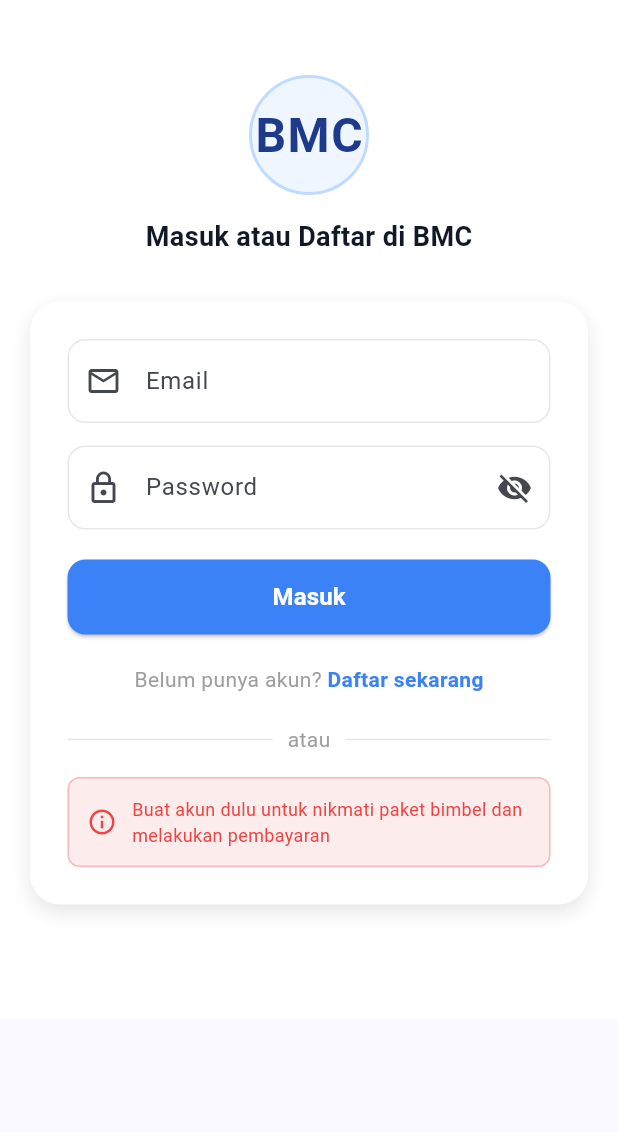
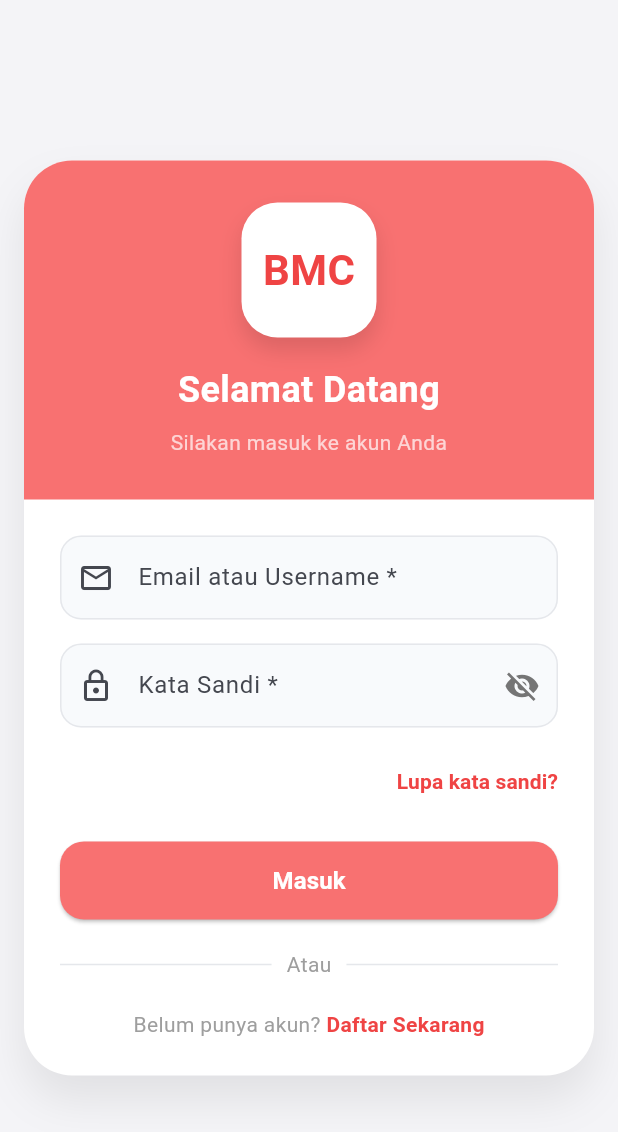
Before and after one commit to ramadhani1s/bmcgoapp, a Flutter app: the LoginScreen screen opened by its route, on a phone screen of 412 x 824 dp. Shown: the top 1132 px of the screen. Run offline on Flutter 3.47's test engine with Material 3 defaults, Android fonts, the phone set to English and light mode, and no system bars.

Commit message:
Update login_screen.dart

```diff
--- a/frontend_mobile_bmc/lib/screens/auth/login_screen.dart
+++ b/frontend_mobile_bmc/lib/screens/auth/login_screen.dart
@@ -82,119 +82,133 @@ class _LoginScreenState extends State<LoginScreen> {
     }
   }
 
+  InputDecoration _inputDecoration(String label, IconData icon) {
+    return InputDecoration(
+      labelText: label,
+      prefixIcon: Icon(icon),
+      border: OutlineInputBorder(
+        borderRadius: BorderRadius.circular(14),
+      ),
+      enabledBorder: OutlineInputBorder(
+        borderRadius: BorderRadius.circular(14),
+        borderSide: const BorderSide(color: Color(0xFFE5E7EB)),
+      ),
+      filled: true,
+      fillColor: const Color(0xFFF8FAFC),
+    );
+  }
+
   @override
   Widget build(BuildContext context) {
     return Scaffold(
-      body: SingleChildScrollView(
-        child: Container(
-          color: Colors.white,
-          child: Column(
-            children: [
-              // Header dengan logo
-              Padding(
-                padding: const EdgeInsets.only(top: 50, bottom: 30),
+      backgroundColor: const Color(0xFFF4F4F7),
+      body: SafeArea(
+        child: Center(
+          child: SingleChildScrollView(
+            padding: const EdgeInsets.symmetric(horizontal: 16, vertical: 24),
             child: Column(
               children: [
                 Container(
-                      width: 80,
-                      height: 80,
+                  width: double.infinity,
                   decoration: BoxDecoration(
-                        shape: BoxShape.circle,
-                        color: const Color(0xFFEFF6FF),
-                        border: Border.all(
-                          color: const Color(0xFFBFDBFE),
-                          width: 2,
+                    color: Colors.white,
+                    borderRadius: BorderRadius.circular(32),
+                    boxShadow: [
+                      const BoxShadow(
+                        color: Color.fromRGBO(0, 0, 0, 0.08),
+                        blurRadius: 24,
+                        offset: Offset(0, 16),
                       ),
+                    ],
+                  ),
+                  child: Column(
+                    crossAxisAlignment: CrossAxisAlignment.stretch,
+                    children: [
+                      Container(
+                        padding: const EdgeInsets.symmetric(horizontal: 24, vertical: 28),
+                        decoration: const BoxDecoration(
+                          color: Color(0xFFF87171),
+                          borderRadius: BorderRadius.vertical(top: Radius.circular(32)),
+                        ),
+                        child: Column(
+                          children: [
+                            Container(
+                              width: 90,
+                              height: 90,
+                              decoration: BoxDecoration(
+                                color: Colors.white,
+                                borderRadius: BorderRadius.circular(24),
+                                boxShadow: [
+                                  const BoxShadow(
+                                    color: Color.fromRGBO(0, 0, 0, 0.12),
+                                    blurRadius: 12,
+                                    offset: Offset(0, 8),
+                                  ),
+                                ],
                               ),
                               child: const Center(
                                 child: Text(
                                   'BMC',
                                   style: TextStyle(
-                            color: Color(0xFF1E3A8A),
-                            fontSize: 32,
+                                    color: Color(0xFFEF4444),
+                                    fontSize: 28,
                                     fontWeight: FontWeight.bold,
-                            letterSpacing: 1,
                                   ),
                                 ),
                               ),
                             ),
-                    const SizedBox(height: 15),
+                            const SizedBox(height: 18),
                             const Text(
-                      'Masuk atau Daftar di BMC',
+                              'Selamat Datang',
+                              textAlign: TextAlign.center,
                               style: TextStyle(
-                        color: Color(0xFF111827),
-                        fontSize: 18,
-                        fontWeight: FontWeight.w600,
+                                color: Colors.white,
+                                fontSize: 24,
+                                fontWeight: FontWeight.bold,
+                              ),
+                            ),
+                            const SizedBox(height: 8),
+                            const Text(
+                              'Silakan masuk ke akun Anda',
+                              textAlign: TextAlign.center,
+                              style: TextStyle(
+                                color: Colors.white70,
+                                fontSize: 14,
                               ),
                             ),
                           ],
                         ),
                       ),
-
-              // Login form card
-              Container(
-                margin: const EdgeInsets.symmetric(horizontal: 20),
-                padding: const EdgeInsets.all(25),
-                decoration: BoxDecoration(
-                  color: Colors.white,
-                  borderRadius: BorderRadius.circular(20),
-                  boxShadow: [
-                    BoxShadow(
-                      color: Colors.black.withOpacity(0.1),
-                      blurRadius: 10,
-                      offset: const Offset(0, 5),
-                    ),
-                  ],
-                ),
+                      Padding(
+                        padding: const EdgeInsets.symmetric(horizontal: 24, vertical: 24),
                         child: Form(
                           key: _formKey,
                           child: Column(
-                    crossAxisAlignment: CrossAxisAlignment.start,
+                            crossAxisAlignment: CrossAxisAlignment.stretch,
                             children: [
-                      // Email field
                               TextFormField(
                                 controller: _emailController,
                                 keyboardType: TextInputType.emailAddress,
-                        decoration: InputDecoration(
-                          labelText: 'Email',
-                          hintText: 'Masukkan email anda',
-                          prefixIcon: const Icon(Icons.email_outlined),
-                          border: OutlineInputBorder(
-                            borderRadius: BorderRadius.circular(12),
-                          ),
-                          enabledBorder: OutlineInputBorder(
-                            borderRadius: BorderRadius.circular(12),
-                            borderSide: const BorderSide(
-                              color: Color(0xFFE5E7EB),
-                            ),
-                          ),
+                                decoration: _inputDecoration('Email atau Username *', Icons.email_outlined).copyWith(
+                                  hintText: 'Masukkan email atau username',
                                 ),
                                 validator: (value) {
                                   if (value?.isEmpty ?? true) {
-                            return 'Email tidak boleh kosong';
-                          }
-                          if (!value!.contains('@')) {
-                            return 'Format email tidak valid';
+                                    return 'Email atau username tidak boleh kosong';
                                   }
                                   return null;
                                 },
                               ),
-
-                      const SizedBox(height: 15),
-
-                      // Password field
+                              const SizedBox(height: 16),
                               TextFormField(
                                 controller: _passwordController,
                                 obscureText: !_isPasswordVisible,
-                        decoration: InputDecoration(
-                          labelText: 'Password',
-                          hintText: 'Masukkan password anda',
-                          prefixIcon: const Icon(Icons.lock_outline),
+                                decoration: _inputDecoration('Kata Sandi *', Icons.lock_outline).copyWith(
+                                  hintText: 'Masukkan kata sandi',
                                   suffixIcon: IconButton(
                                     icon: Icon(
-                              _isPasswordVisible
-                                  ? Icons.visibility
-                                  : Icons.visibility_off,
+                                      _isPasswordVisible ? Icons.visibility : Icons.visibility_off,
+                                      color: Colors.grey.shade600,
                                     ),
                                     onPressed: () {
                                       setState(() {
@@ -202,19 +216,10 @@ class _LoginScreenState extends State<LoginScreen> {
                                       });
                                     },
                                   ),
-                          border: OutlineInputBorder(
-                            borderRadius: BorderRadius.circular(12),
-                          ),
-                          enabledBorder: OutlineInputBorder(
-                            borderRadius: BorderRadius.circular(12),
-                            borderSide: const BorderSide(
-                              color: Color(0xFFE5E7EB),
-                            ),
-                          ),
                                 ),
                                 validator: (value) {
                                   if (value?.isEmpty ?? true) {
-                            return 'Password tidak boleh kosong';
+                                    return 'Kata sandi tidak boleh kosong';
                                   }
                                   if (value!.length < 6) {
                                     return 'Password minimal 6 karakter';
@@ -222,32 +227,39 @@ class _LoginScreenState extends State<LoginScreen> {
                                   return null;
                                 },
                               ),
-
-                      const SizedBox(height: 20),
-
-                      // Login button
+                              const SizedBox(height: 12),
+                              Align(
+                                alignment: Alignment.centerRight,
+                                child: TextButton(
+                                  onPressed: () {
+                                    // TODO: add forgot password navigation
+                                  },
+                                  style: TextButton.styleFrom(
+                                    padding: EdgeInsets.zero,
+                                    minimumSize: const Size(50, 30),
+                                  ),
+                                  child: const Text(
+                                    'Lupa kata sandi?',
+                                    style: TextStyle(
+                                      color: Color(0xFFEF4444),
+                                      fontWeight: FontWeight.w600,
+                                    ),
+                                  ),
+                                ),
+                              ),
+                              const SizedBox(height: 16),
                               SizedBox(
-                        width: double.infinity,
-                        height: 50,
+                                height: 52,
                                 child: ElevatedButton(
                                   onPressed: _isLoading ? null : _handleLogin,
                                   style: ElevatedButton.styleFrom(
-                            backgroundColor: const Color(0xFF3B82F6),
+                                    backgroundColor: const Color(0xFFF87171),
                                     shape: RoundedRectangleBorder(
-                              borderRadius: BorderRadius.circular(12),
+                                      borderRadius: BorderRadius.circular(16),
                                     ),
-                            disabledBackgroundColor:
-                                const Color(0xFF3B82F6).withOpacity(0.5),
                                   ),
                                   child: _isLoading
-                              ? const SizedBox(
-                                  height: 20,
-                                  width: 20,
-                                  child: CircularProgressIndicator(
-                                    color: Colors.white,
-                                    strokeWidth: 2,
-                                  ),
-                                )
+                                      ? const CircularProgressIndicator(color: Colors.white)
                                       : const Text(
                                           'Masuk',
                                           style: TextStyle(
@@ -258,10 +270,21 @@ class _LoginScreenState extends State<LoginScreen> {
                                         ),
                                 ),
                               ),
-
                               const SizedBox(height: 20),
-
-                      // Signup link
+                              Row(
+                                children: const [
+                                  Expanded(child: Divider(color: Color(0xFFE5E7EB))),
+                                  Padding(
+                                    padding: EdgeInsets.symmetric(horizontal: 10),
+                                    child: Text(
+                                      'Atau',
+                                      style: TextStyle(color: Colors.grey),
+                                    ),
+                                  ),
+                                  Expanded(child: Divider(color: Color(0xFFE5E7EB))),
+                                ],
+                              ),
+                              const SizedBox(height: 20),
                               Center(
                                 child: Wrap(
                                   crossAxisAlignment: WrapCrossAlignment.center,
@@ -275,64 +298,10 @@ class _LoginScreenState extends State<LoginScreen> {
                                         Navigator.of(context).pushReplacementNamed('/register');
                                       },
                                       child: const Text(
-                                'Daftar sekarang',
-                                style: TextStyle(
-                                  color: Color(0xFF3B82F6),
-                                  fontWeight: FontWeight.w600,
-                                ),
-                              ),
-                            ),
-                          ],
-                        ),
-                      ),
-
-                      const SizedBox(height: 20),
-
-                      // Divider
-                      const Row(
-                        children: [
-                          Expanded(
-                            child: Divider(color: Color(0xFFE5E7EB)),
-                          ),
-                          Padding(
-                            padding: EdgeInsets.symmetric(horizontal: 10),
-                            child: Text(
-                              'atau',
-                              style: TextStyle(color: Colors.grey),
-                            ),
-                          ),
-                          Expanded(
-                            child: Divider(color: Color(0xFFE5E7EB)),
-                          ),
-                        ],
-                      ),
-
-                      const SizedBox(height: 15),
-
-                      // Info box
-                      Container(
-                        padding: const EdgeInsets.all(12),
-                        decoration: BoxDecoration(
-                          color: const Color(0xFFEF4444).withOpacity(0.1),
-                          borderRadius: BorderRadius.circular(8),
-                          border: Border.all(
-                            color: const Color(0xFFEF4444).withOpacity(0.3),
-                          ),
-                        ),
-                        child: const Row(
-                          children: [
-                            Icon(
-                              Icons.info_outline,
-                              color: Color(0xFFEF4444),
-                              size: 20,
-                            ),
-                            SizedBox(width: 10),
-                            Expanded(
-                              child: Text(
-                                'Buat akun dulu untuk nikmati paket bimbel dan melakukan pembayaran',
+                                        'Daftar Sekarang',
                                         style: TextStyle(
                                           color: Color(0xFFEF4444),
-                                  fontSize: 12,
+                                          fontWeight: FontWeight.w700,
                                         ),
                                       ),
                                     ),
@@ -343,23 +312,14 @@ class _LoginScreenState extends State<LoginScreen> {
                           ),
                         ),
                       ),
-
-              const SizedBox(height: 40),
-
-              // Footer
-              Padding(
-                padding: const EdgeInsets.only(bottom: 20),
-                child: Text(
-                  '© 2025 Bimbel Bintang Muda Center',
-                  style: Theme.of(context).textTheme.bodySmall?.copyWith(
-                        color: Colors.white70,
-                      ),
+                    ],
                   ),
                 ),
               ],
             ),
           ),
         ),
+      ),
     );
   }
 }
```
Lines whose indentation alone changed are shown as unchanged.
